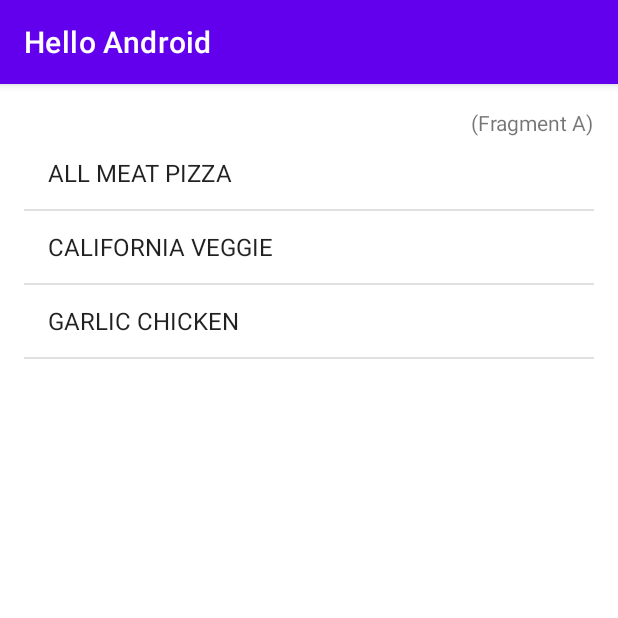
After one commit to AlfredLouisCarpio/Carpio_IT-Elec2-1-30, an Android app: the MainActivity3 screen opened directly, with no data from a screen before it, on a phone screen of 412 x 824 dp, the top half of it. The commit adds this screen. Run offline under Robolectric (Android 15) with nearby library versions, the phone set to English and light mode, and no system bars.

Commit message:
03/11/23 Pizza Fragment Activity

```diff
--- /dev/null
+++ b/app/src/main/java/com/example/myapplication/MainActivity3.java
@@ -0,0 +1,67 @@
+package com.example.myapplication;
+
+import androidx.appcompat.app.AppCompatActivity;
+import androidx.fragment.app.FragmentTransaction;
+
+import android.content.res.Configuration;
+import android.os.Bundle;
+import android.util.Log;
+import android.widget.Toast;
+
+import com.example.myapplication.PizzaDetailFragment;
+import com.example.myapplication.PizzaMenuFragment;
+
+public class MainActivity3 extends AppCompatActivity implements PizzaMenuFragment.OnItemSelectedListener {
+
+    @Override
+    protected void onCreate(Bundle savedInstanceState) {
+        super.onCreate(savedInstanceState);
+        setContentView(R.layout.activity_main3);
+
+        Log.d("DEBUG", getResources().getConfiguration().orientation + "");
+
+        if (savedInstanceState == null) {
+            // Instance of first fragment
+            PizzaMenuFragment firstFragment = new PizzaMenuFragment();
+
+            FragmentTransaction ft = getSupportFragmentManager().beginTransaction();
+            ft.add(R.id.flContainer, firstFragment);
+            ft.commit();
+        }
+
+        if(getResources().getConfiguration().orientation == Configuration.ORIENTATION_LANDSCAPE){
+            PizzaDetailFragment secondFragment = new PizzaDetailFragment();
+            Bundle args = new Bundle();
+            args.putInt("position", 0);
+            secondFragment.setArguments(args);
+            FragmentTransaction ft2 = getSupportFragmentManager().beginTransaction();
+            ft2.add(R.id.flContainer2, secondFragment);
+            ft2.commit();
+        }
+    }
+
+    @Override
+    public void onPizzaItemSelected(int position){
+        Toast.makeText(this, "Called by Fragment A: position - "+ position, Toast.LENGTH_SHORT).show();
+
+        PizzaDetailFragment secondFragment = new PizzaDetailFragment();
+
+        Bundle args = new Bundle();
+        args.putInt("position", position);
+        secondFragment.setArguments(args);
+
+        if(getResources().getConfiguration().orientation == Configuration.ORIENTATION_LANDSCAPE){
+            getSupportFragmentManager()
+                    .beginTransaction()
+                    .replace(R.id.flContainer2, secondFragment)
+                    .commit();
+        }
+        else {
+            getSupportFragmentManager()
+                    .beginTransaction()
+                    .replace(R.id.flContainer, secondFragment)
+                    .addToBackStack(null)
+                    .commit();
+        }
+    }
+}
--- /dev/null
+++ b/app/src/main/java/com/example/myapplication/Pizza.java
@@ -0,0 +1,15 @@
+package com.example.myapplication;
+
+public class Pizza {
+    public static String[] pizzaMenu = {
+            "ALL MEAT PIZZA",
+            "CALIFORNIA VEGGIE",
+            "GARLIC CHICKEN"
+    };
+
+    public static String[] pizzaDetails = {
+            "Premium Crushed Tomato Sauce made of 100% California grown vine ripened tomatoes topped with premium salami, pepperoni, all-natural Italian sausage and seasoned pork.",
+            "Premium crushed tomato sauce, fresh green peppers, fresh red onions, fresh mushrooms, diced Roma tomatoes and fresh spinach—flavored up with our Hut Favorite on the crust edge and a balsamic sauce drizzle. Best on our Thin 'N Crispy crust.",
+            "Creamy garlic Parmesan sauce, grilled chicken, applewood smoked bacon and diced Roma tomatoes—flavored up with toasted Parmesan on the crust edge. Best on our Hand Tossed crust."
+    };
+}
--- /dev/null
+++ b/app/src/main/java/com/example/myapplication/PizzaMenuFragment.java
@@ -0,0 +1,65 @@
+package com.example.myapplication;
+
+import android.content.Context;
+import android.os.Bundle;
+
+import androidx.annotation.Nullable;
+import androidx.fragment.app.Fragment;
+
+import android.view.LayoutInflater;
+import android.view.View;
+import android.view.ViewGroup;
+import android.widget.AdapterView;
+import android.widget.ArrayAdapter;
+import android.widget.ListView;
+
+public class PizzaMenuFragment extends Fragment {
+
+    ArrayAdapter<String> itemsAdapter;
+
+
+    @Override
+    public void onCreate(Bundle savedInstanceState) {
+        super.onCreate(savedInstanceState);
+
+        itemsAdapter = new ArrayAdapter<String>(getContext(), android.R.layout.simple_list_item_1, Pizza.pizzaMenu);
+    }
+
+    @Override
+    public View onCreateView(LayoutInflater inflater, @Nullable ViewGroup parent,
+                             @Nullable Bundle savedInstanceState) {
+        // Inflate the layout for this fragment
+        return inflater.inflate(R.layout.fragment_pizza_menu, parent, false);
+    }
+
+    @Override
+    public void onViewCreated(View view, Bundle savedInstanceState){
+        ListView itemsList = (ListView) view.findViewById(R.id.itemsList);
+        itemsList.setAdapter(itemsAdapter);
+
+        itemsList.setOnItemClickListener(new AdapterView.OnItemClickListener() {
+            @Override
+            public void onItemClick(AdapterView<?> parent, View view, int position, long id) {
+                listener.onPizzaItemSelected(position);
+            }
+        });
+    }
+
+    private OnItemSelectedListener listener;
+
+    @Override
+    public void onAttach(Context context){
+        super.onAttach(context);
+
+        if(context instanceof OnItemSelectedListener){
+            this.listener = (OnItemSelectedListener) context;
+        }
+        else{
+            throw new ClassCastException(context.toString() + " must implement PizzaMenuFragment.OnItemSelectedListener");
+        }
+    }
+
+    public interface OnItemSelectedListener{
+        void onPizzaItemSelected(int position);
+    }
+}
--- /dev/null
+++ b/app/src/main/res/layout-land/activity_main3.xml
@@ -0,0 +1,21 @@
+<?xml version="1.0" encoding="utf-8"?>
+<LinearLayout xmlns:android="http://schemas.android.com/apk/res/android"
+    android:orientation="horizontal"
+    android:layout_width="match_parent"
+    android:layout_height="match_parent"
+    android:layout_marginEnd="5dp">
+
+    <FrameLayout
+        android:id="@+id/flContainer"
+        android:layout_weight="1"
+        android:layout_width="0dp"
+        android:layout_height="match_parent"/>
+
+    <FrameLayout
+        android:id="@+id/flContainer2"
+        android:layout_weight="2"
+        android:layout_width="0dp"
+        android:layout_marginStart="10dp"
+        android:layout_height="match_parent"/>
+
+</LinearLayout>
--- /dev/null
+++ b/app/src/main/res/layout/activity_main3.xml
@@ -0,0 +1,19 @@
+<?xml version="1.0" encoding="utf-8"?>
+<LinearLayout
+    xmlns:android="http://schemas.android.com/apk/res/android"
+    xmlns:tools="http://schemas.android.com/tools"
+    android:layout_width="match_parent"
+    android:layout_height="match_parent"
+    android:paddingBottom="16dp"
+    android:paddingLeft="16dp"
+    android:paddingRight="16dp"
+    android:paddingTop="16dp"
+    android:orientation="vertical">
+
+
+    <FrameLayout
+        android:id="@+id/flContainer"
+        android:layout_width="match_parent"
+        android:layout_height="match_parent"/>
+
+</LinearLayout>
--- a/app/src/main/res/layout/fragment_pizza.xml
+++ b/app/src/main/res/layout/fragment_pizza.xml
@@ -3,7 +3,7 @@
     xmlns:tools="http://schemas.android.com/tools"
     android:layout_width="match_parent"
     android:layout_height="match_parent"
-    tools:context=".data.Pizza">
+    tools:context=".Pizza">
 
     <!-- TODO: Update blank fragment layout -->
     <TextView
--- /dev/null
+++ b/app/src/main/res/layout/fragment_pizza_menu.xml
@@ -0,0 +1,24 @@
+<?xml version="1.0" encoding="utf-8"?>
+<!-- This is "Fragment A"-->
+<LinearLayout xmlns:android="http://schemas.android.com/apk/res/android"
+    android:orientation="vertical"
+    android:layout_width="match_parent"
+    android:layout_height="match_parent">
+
+    <TextView
+        android:layout_width="wrap_content"
+        android:layout_height="wrap_content"
+        android:textAppearance="?android:attr/textAppearanceSmall"
+        android:text="(Fragment A)"
+        android:id="@+id/textView"
+        android:layout_gravity="end"/>
+
+    <ListView
+        android:id="@+id/itemsList"
+        android:layout_width="match_parent"
+        android:layout_height="match_parent"
+        android:choiceMode="singleChoice"
+        android:listSelector="#FFCDD2"
+        />
+
+</LinearLayout>
```
Also changed, not shown: app/src/main/AndroidManifest.xml (+19 -6 lines), app/src/main/java/com/example/myapplication/MainActivity2.java (added, +48 -0 lines), app/src/main/java/com/example/myapplication/PizzaDetailFragment.java (added, +54 -0 lines), app/src/main/java/com/example/myapplication/data/Pizza.java (deleted, +0 -66 lines), app/src/main/java/com/example/myapplication/fragments/PizzaDetail.java (deleted, +0 -66 lines), app/src/main/java/com/example/myapplication/fragments/PizzaMenu.java (deleted, +0 -16 lines), app/src/main/res/layout/activity_main2.xml (added, +48 -0 lines), app/src/main/res/layout/activity_pizza_menu.xml (deleted, +0 -9 lines), app/src/main/res/layout/fragment_pizza_detail.xml (+35 -8 lines).
